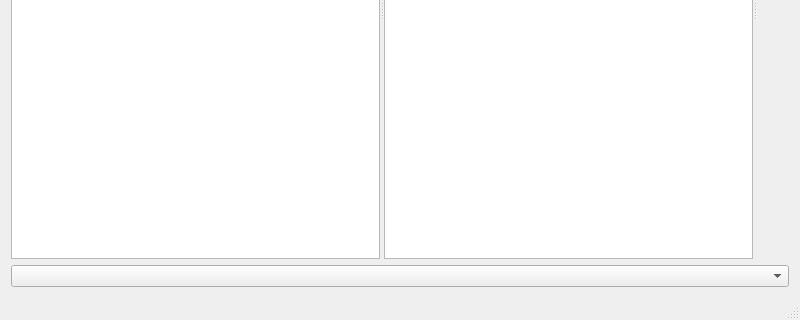
zuf/startrailer, file mainwindow.ui: the form before one commit; both pictures show x 0 to 800 and y 280 to 600 of the 800 by 600 pixel window.
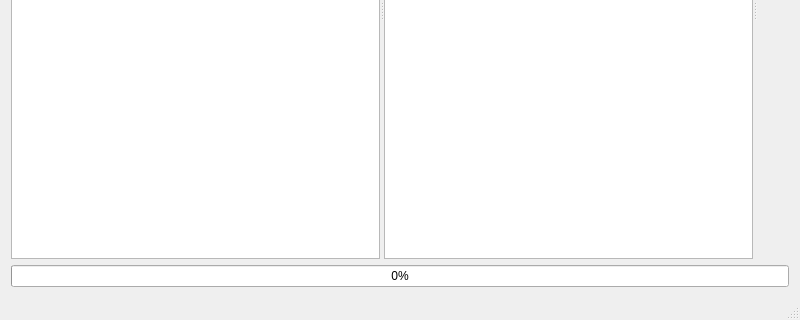
The form after the commit.

Diff of the .ui file:
```diff
--- a/mainwindow.ui
+++ b/mainwindow.ui
@@ -51,7 +51,11 @@
      </widget>
     </item>
     <item>
-     <widget class="QComboBox" name="comboBox"/>
+     <widget class="QProgressBar" name="progressBar">
+      <property name="value">
+       <number>0</number>
+      </property>
+     </widget>
     </item>
    </layout>
   </widget>
```
